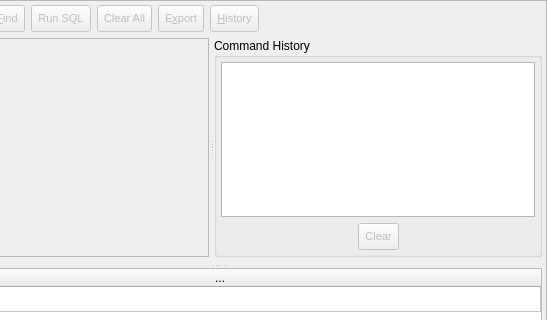
Old version of the form libpgmodeler_ui/ui/sqltoolwidget.ui in the repository pgmodeler/pgmodeler; both pictures show x 508 to 1055 and y 0 to 320 of the 1055 by 631 pixel window.
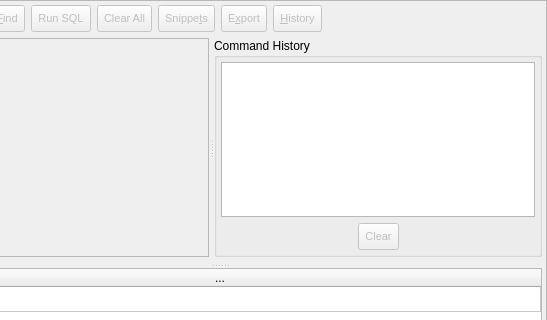
New version of the form. Icons and pictures are not drawn.

Commit message:
Snipptes handling on SQLToolWidget and DatabaseExplorerWidget in progress. Pending the creation of a complete snippets.conf
Minor improvements on configuration widgets in order to detect if the
settings was changed, this will avoid the unecessary load/save of the
configuration files in ConfigurationForm

The edit to the form file:
```diff
--- a/libpgmodeler_ui/ui/sqltoolwidget.ui
+++ b/libpgmodeler_ui/ui/sqltoolwidget.ui
@@ -574,6 +574,55 @@
                </property>
               </widget>
              </item>
+             <item>
+              <widget class="QToolButton" name="snippets_tb">
+               <property name="enabled">
+                <bool>false</bool>
+               </property>
+               <property name="minimumSize">
+                <size>
+                 <width>0</width>
+                 <height>27</height>
+                </size>
+               </property>
+               <property name="font">
+                <font>
+                 <pointsize>8</pointsize>
+                </font>
+               </property>
+               <property name="toolTip">
+                <string>Export results to a CSV file</string>
+               </property>
+               <property name="text">
+                <string>Snippe&amp;ts</string>
+               </property>
+               <property name="icon">
+                <iconset resource="../res/resources.qrc">
+                 <normaloff>:/icones/icones/codesnippet.png</normaloff>:/icones/icones/codesnippet.png</iconset>
+               </property>
+               <property name="iconSize">
+                <size>
+                 <width>20</width>
+                 <height>20</height>
+                </size>
+               </property>
+               <property name="shortcut">
+                <string notr="true">Alt+X</string>
+               </property>
+               <property name="checkable">
+                <bool>false</bool>
+               </property>
+               <property name="checked">
+                <bool>false</bool>
+               </property>
+               <property name="popupMode">
+                <enum>QToolButton::InstantPopup</enum>
+               </property>
+               <property name="toolButtonStyle">
+                <enum>Qt::ToolButtonTextBesideIcon</enum>
+               </property>
+              </widget>
+             </item>
              <item>
               <widget class="QToolButton" name="export_tb">
                <property name="enabled">
```
The commit also changes 23 other files.
